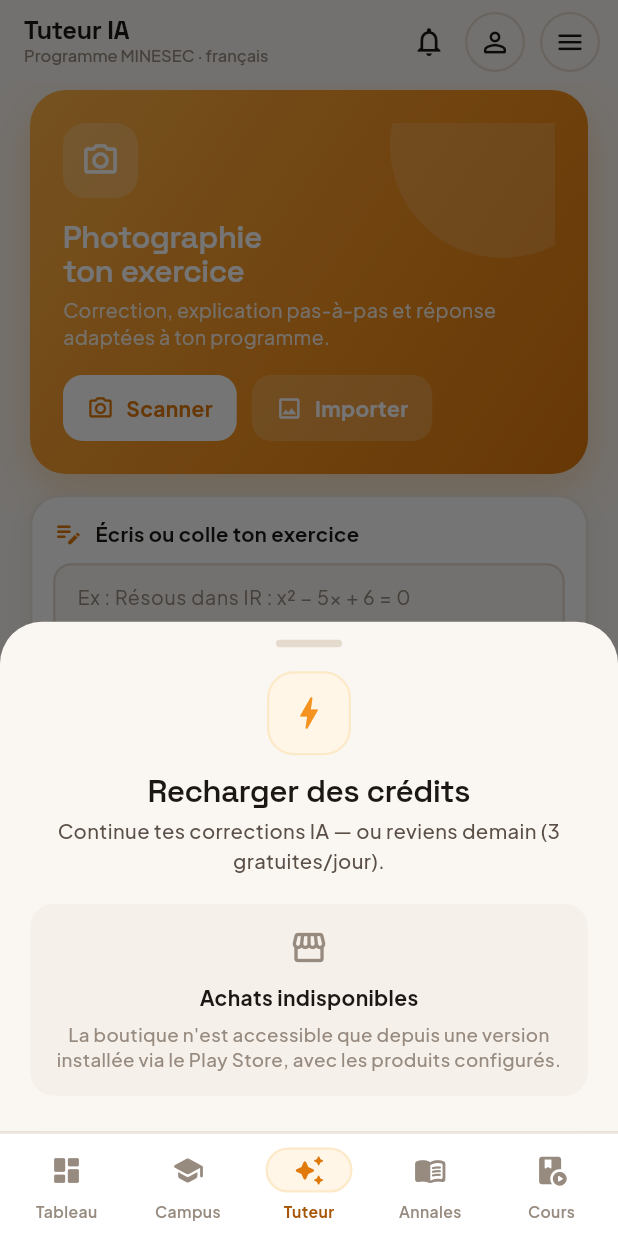
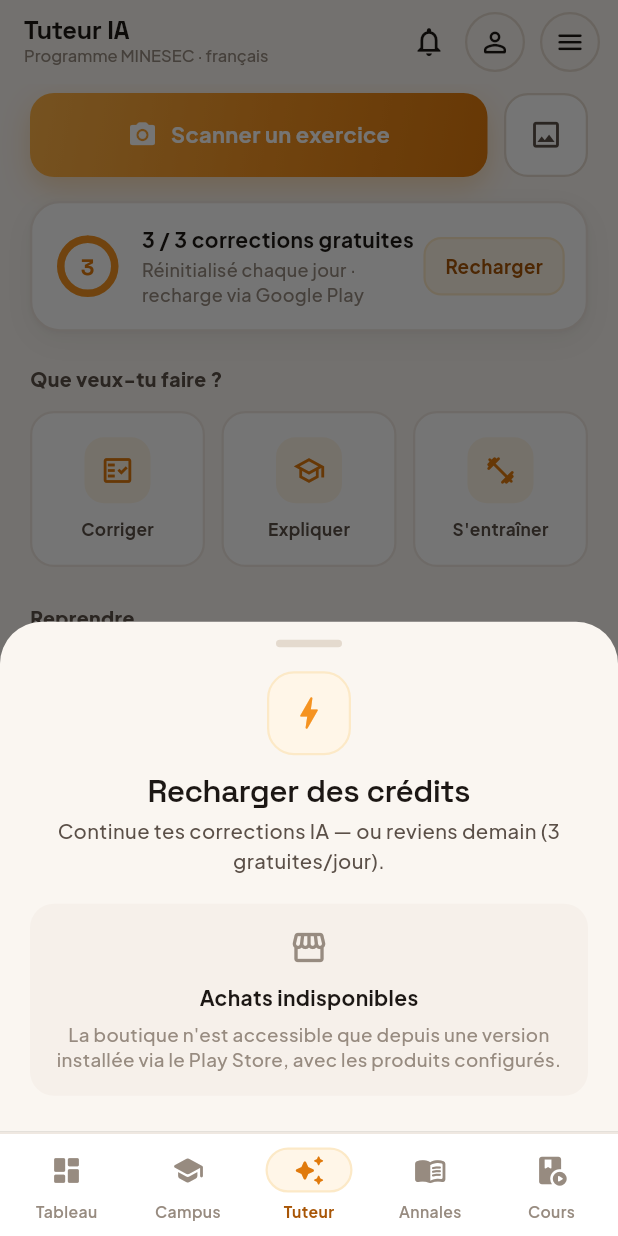
Before and after one commit to ludagg/onbuch-v2, a Flutter app: the TutorHubScreen screen opened by its route, after a tap on "Recharger", on a phone screen of 412 x 824 dp. Run offline on Flutter 3.47's test engine with Material 3 defaults, Android fonts, the phone set to English and light mode, and no system bars; our stand-ins replace appwrite, firebase_core, firebase_messaging, fl_chart, go_router, google_fonts and 6 more; missing offline and left inert: gpt_markdown; accounts and stored records are empty; network calls fail.

Commit message:
Tuteur : refonte page principale en « tableau de bord » (wireframe option C)
- Hub réorganisé : bouton Scanner + import, carte quota proéminente, 3 modes
  (Corriger · Expliquer · S'entraîner), reprise des corrections récentes.
- 3 pages de modes dédiées :
  · Corriger : capture/import/texte → correction.
  · Expliquer : recherche d'une notion → cours clair du Tuteur.
  · S'entraîner : matière/chapitre/difficulté/nombre → exercices générés.
Tout réutilise le pipeline Tuteur existant. 100% Dart -> patchable.

(Caméra intégrée + rognage + PDF : tranche native suivante.)

```diff
--- a/lib/router/app_router.dart
+++ b/lib/router/app_router.dart
@@ -21,6 +21,7 @@ import '../screens/tutor/tutor_hub_screen.dart';
 import '../screens/tutor/tutor_camera_screen.dart';
 import '../screens/tutor/tutor_correction_screen.dart';
 import '../screens/tutor/tutor_similar_screen.dart';
+import '../screens/tutor/tutor_mode_screens.dart';
 import '../screens/profile/profile_screen.dart';
 import '../screens/news/article_detail_screen.dart';
 import '../screens/news/news_screen.dart';
@@ -160,6 +161,9 @@ final appRouter = GoRouter(
               },
             ),
             GoRoute(path: 'similar', builder: (_, __) => const TutorSimilarScreen()),
+            GoRoute(path: 'corriger', builder: (_, __) => const TutorCorrigerScreen()),
+            GoRoute(path: 'expliquer', builder: (_, __) => const TutorExpliquerScreen()),
+            GoRoute(path: 'entrainer', builder: (_, __) => const TutorEntrainerScreen()),
           ],
         ),
         GoRoute(path: '/cours', builder: (_, __) => const CoursScreen()),
--- a/lib/screens/tutor/tutor_hub_screen.dart
+++ b/lib/screens/tutor/tutor_hub_screen.dart
@@ -8,6 +8,9 @@ import '../../models/tutor_request.dart';
 import '../../services/tutor_service.dart';
 import '../../widgets/paywall_sheet.dart';
 
+/// Page principale du Tuteur — direction « Tableau de bord » (option C des
+/// wireframes) : scan + quota + 3 modes (Corriger · Expliquer · S'entraîner) +
+/// reprise des corrections récentes.
 class TutorHubScreen extends StatefulWidget {
   const TutorHubScreen({super.key});
 
@@ -18,8 +21,6 @@ class TutorHubScreen extends StatefulWidget {
 class _TutorHubScreenState extends State<TutorHubScreen> {
   final _service = TutorService();
   final _picker = ImagePicker();
-  final _textCtrl = TextEditingController();
-  String? _subject;
   bool _busy = false;
   late Future<List<TutorJob>> _recent = _service.recentJobs();
   TutorQuota? _quota;
@@ -35,20 +36,6 @@ class _TutorHubScreenState extends State<TutorHubScreen> {
     if (mounted) setState(() => _quota = q);
   }
 
-  static const _subjects = [
-    ('Maths', Color(0xFF2D6CDF), Color(0xFFE7EEFB)),
-    ('Physique', OC.good, OC.goodBg),
-    ('SVT', Color(0xFF0E9AA0), Color(0xFFE1F2F2)),
-    ('Philo', Color(0xFF7A5AE0), Color(0xFFEEE9FA)),
-    ('Français', Color(0xFFDB4F12), Color(0xFFFDEBE2)),
-  ];
-
-  @override
-  void dispose() {
-    _textCtrl.dispose();
-    super.dispose();
-  }
-
   Future<void> _open(TutorRequest req) async {
     await context.push('/tutor/correction', extra: req);
     if (mounted) {
@@ -57,11 +44,11 @@ class _TutorHubScreenState extends State<TutorHubScreen> {
     }
   }
 
-  /// Vérifie le quota côté client avant de lancer une correction (l'enforcement
-  /// réel est côté serveur). Réouverture d'un job = pas de consommation.
   bool _blockedByQuota() {
     if (_quota != null && !_quota!.canAsk) {
-      _showPaywall(context);
+      PaywallSheet.show(context).then((_) {
+        if (mounted) _loadQuota();
+      });
       return true;
     }
     return false;
@@ -80,24 +67,12 @@ class _TutorHubScreenState extends State<TutorHubScreen> {
       final bytes = await file.readAsBytes();
       if (!mounted) return;
       setState(() => _busy = false);
-      await _open(TutorRequest(image: bytes, subject: _subject));
+      await _open(TutorRequest(image: bytes));
     } catch (_) {
       if (!mounted) return;
       setState(() => _busy = false);
       _toast('Impossible d\'ouvrir la caméra/galerie.');
     }
-  }
-
-  void _askText() {
-    final text = _textCtrl.text.trim();
-    if (text.isEmpty) {
-      _toast('Écris ton exercice d\'abord.');
-      return;
-    }
-    if (_blockedByQuota()) return;
-    FocusScope.of(context).unfocus();
-    _textCtrl.clear();
-    _open(TutorRequest(question: text, subject: _subject));
   }
 
   void _toast(String msg) {
@@ -124,113 +99,67 @@ class _TutorHubScreenState extends State<TutorHubScreen> {
         actions: obTopActions(context),
       ),
       body: SingleChildScrollView(
-        padding: const EdgeInsets.fromLTRB(20, 4, 20, 24),
+        padding: const EdgeInsets.fromLTRB(20, 6, 20, 24),
         child: Column(crossAxisAlignment: CrossAxisAlignment.start, children: [
-          // ── Hero : photographie ton exercice ──────────────────────────────
-          Container(
-            padding: const EdgeInsets.all(22),
-            decoration: BoxDecoration(
-              gradient: OC.grad,
-              borderRadius: BorderRadius.circular(24),
-              boxShadow: [BoxShadow(color: OC.o500.withValues(alpha: 0.30), blurRadius: 26, offset: const Offset(0, 10))],
-            ),
-            child: Stack(children: [
-              Positioned(top: -60, right: -40, child: Container(
-                width: 150, height: 150,
-                decoration: BoxDecoration(color: Colors.white.withValues(alpha: 0.14), shape: BoxShape.circle),
-              )),
-              Column(crossAxisAlignment: CrossAxisAlignment.start, children: [
-                Container(
-                  width: 50, height: 50,
-                  decoration: BoxDecoration(color: Colors.white.withValues(alpha: 0.2), borderRadius: BorderRadius.circular(15)),
-                  child: _busy
-                      ? const Padding(padding: EdgeInsets.all(13),
-                          child: CircularProgressIndicator(strokeWidth: 2.5, color: Colors.white))
-                      : const Icon(Icons.camera_alt_outlined, color: Colors.white, size: 26),
-                ),
-                const SizedBox(height: 14),
-                Text('Photographie\nton exercice', style: display(21, weight: FontWeight.w600, color: Colors.white).copyWith(height: 1.1)),
-                const SizedBox(height: 6),
-                Text('Correction, explication pas-à-pas et réponse adaptées à ton programme.',
-                    style: body(13, color: Colors.white.withValues(alpha: 0.9)).copyWith(height: 1.4)),
-                const SizedBox(height: 16),
-                Row(children: [
-                  _heroBtn('Scanner', Icons.camera_alt_outlined, true, () => _pickImage(ImageSource.camera)),
-                  const SizedBox(width: 10),
-                  _heroBtn('Importer', Icons.image_outlined, false, () => _pickImage(ImageSource.gallery)),
-                ]),
-              ]),
-            ]),
-          ),
-          const SizedBox(height: 14),
-
-          // ── Saisie texte (nouvelle fonctionnalité) ────────────────────────
-          OBCard(
-            child: Column(crossAxisAlignment: CrossAxisAlignment.start, children: [
-              Row(children: [
-                const Icon(Icons.edit_note_rounded, size: 20, color: OC.o600),
-                const SizedBox(width: 8),
-                Text('Écris ou colle ton exercice', style: body(13.5, weight: FontWeight.w700)),
-              ]),
-              const SizedBox(height: 10),
-              TextField(
-                controller: _textCtrl,
-                maxLines: 4,
-                minLines: 2,
-                textInputAction: TextInputAction.newline,
-                style: body(13.5, color: OC.ink),
-                decoration: InputDecoration(
-                  hintText: 'Ex : Résous dans IR : x² − 5x + 6 = 0',
-                  hintStyle: body(13, color: OC.muted),
-                  filled: true,
-                  fillColor: OC.bg,
-                  contentPadding: const EdgeInsets.all(12),
-                  border: OutlineInputBorder(borderRadius: BorderRadius.circular(12), borderSide: const BorderSide(color: OC.line2, width: 1.5)),
-                  enabledBorder: OutlineInputBorder(borderRadius: BorderRadius.circular(12), borderSide: const BorderSide(color: OC.line2, width: 1.5)),
-                  focusedBorder: OutlineInputBorder(borderRadius: BorderRadius.circular(12), borderSide: const BorderSide(color: OC.o500, width: 2)),
+          // ── Scan (action primaire) ────────────────────────────────────────
+          Row(children: [
+            Expanded(
+              flex: 2,
+              child: GestureDetector(
+                onTap: () => _pickImage(ImageSource.camera),
+                child: Container(
+                  height: 56,
+                  decoration: BoxDecoration(
+                    gradient: OC.grad,
+                    borderRadius: BorderRadius.circular(16),
+                    boxShadow: [BoxShadow(color: OC.o500.withValues(alpha: 0.30), blurRadius: 16, offset: const Offset(0, 7))],
+                  ),
+                  child: Center(
+                    child: _busy
+                        ? const SizedBox(width: 22, height: 22, child: CircularProgressIndicator(strokeWidth: 2.5, color: Colors.white))
+                        : Row(mainAxisAlignment: MainAxisAlignment.center, children: [
+                            const Icon(Icons.camera_alt_rounded, color: Colors.white, size: 20),
+                            const SizedBox(width: 9),
+                            Text('Scanner un exercice', style: body(14.5, weight: FontWeight.w700, color: Colors.white)),
+                          ]),
+                  ),
                 ),
               ),
-              const SizedBox(height: 10),
-              GestureDetector(
-                onTap: _askText,
-                child: Container(
-                  width: double.infinity, height: 46,
-                  decoration: BoxDecoration(gradient: OC.grad, borderRadius: BorderRadius.circular(12)),
-                  child: Row(mainAxisAlignment: MainAxisAlignment.center, children: [
-                    const Icon(Icons.auto_awesome_rounded, color: Colors.white, size: 18),
-                    const SizedBox(width: 8),
-                    Text('Corriger ce texte', style: body(13.5, weight: FontWeight.w700, color: Colors.white)),
-                  ]),
+            ),
+            const SizedBox(width: 11),
+            GestureDetector(
+              onTap: () => _pickImage(ImageSource.gallery),
+              child: Container(
+                width: 56, height: 56,
+                decoration: BoxDecoration(
+                  color: OC.paper,
+                  borderRadius: BorderRadius.circular(16),
+                  border: Border.all(color: OC.line2, width: 1.5),
                 ),
+                child: const Icon(Icons.image_outlined, color: OC.ink2, size: 23),
               ),
-            ]),
-          ),
+            ),
+          ]),
           const SizedBox(height: 16),
 
-          // ── Quota (réel) ───────────────────────────────────────────────────
+          // ── Quota ─────────────────────────────────────────────────────────
           _quotaCard(),
-          const SizedBox(height: 16),
+          const SizedBox(height: 22),
 
-          // ── Matières (contexte) ────────────────────────────────────────────
-          Text('Matière (optionnel)', style: body(13, weight: FontWeight.w800, color: OC.ink2)),
-          const SizedBox(height: 10),
-          SingleChildScrollView(
-            scrollDirection: Axis.horizontal,
-            child: Row(children: [
-              for (final s in _subjects) ...[
-                _SubjectChip(
-                  label: s.$1, c: s.$2, bg: s.$3,
-                  selected: _subject == s.$1,
-                  onTap: () => setState(() => _subject = _subject == s.$1 ? null : s.$1),
-                ),
-                const SizedBox(width: 9),
-              ],
-            ]),
-          ),
-          const SizedBox(height: 18),
+          // ── Modes ─────────────────────────────────────────────────────────
+          Text('Que veux-tu faire ?', style: body(13, weight: FontWeight.w800, color: OC.ink2)),
+          const SizedBox(height: 12),
+          Row(children: [
+            _mode('Corriger', Icons.fact_check_outlined, () => context.push('/tutor/corriger')),
+            const SizedBox(width: 11),
+            _mode('Expliquer', Icons.school_outlined, () => context.push('/tutor/expliquer')),
+            const SizedBox(width: 11),
+            _mode('S\'entraîner', Icons.fitness_center_rounded, () => context.push('/tutor/entrainer')),
+          ]),
+          const SizedBox(height: 24),
 
-          // ── Corrections récentes (dynamiques) ──────────────────────────────
-          Text('Corrections récentes', style: body(13, weight: FontWeight.w800, color: OC.ink2)),
+          // ── Reprendre ─────────────────────────────────────────────────────
+          Text('Reprendre', style: body(13, weight: FontWeight.w800, color: OC.ink2)),
           const SizedBox(height: 10),
           FutureBuilder<List<TutorJob>>(
             future: _recent,
@@ -266,6 +195,33 @@ class _TutorHubScreenState extends State<TutorHubScreen> {
     );
   }
 
+  Widget _mode(String label, IconData icon, VoidCallback onTap) {
+    return Expanded(
+      child: GestureDetector(
+        behavior: HitTestBehavior.opaque,
+        onTap: onTap,
+        child: Container(
+          padding: const EdgeInsets.symmetric(vertical: 16, horizontal: 6),
+          decoration: BoxDecoration(
+            color: OC.paper,
+            borderRadius: BorderRadius.circular(16),
+            border: Border.all(color: OC.line, width: 1.5),
+          ),
+          child: Column(children: [
+            Container(
+              width: 44, height: 44,
+              decoration: BoxDecoration(color: OC.o50, borderRadius: BorderRadius.circular(13)),
+              child: Icon(icon, size: 22, color: OC.o600),
+            ),
+            const SizedBox(height: 9),
+            Text(label, maxLines: 1, overflow: TextOverflow.ellipsis,
+                style: body(11.5, weight: FontWeight.w700, color: OC.ink2)),
+          ]),
+        ),
+      ),
+    );
+  }
+
   Widget _quotaCard() {
     final q = _quota;
     final remaining = q?.freeRemaining ?? AIConfig.freeDaily;
@@ -288,11 +244,11 @@ class _TutorHubScreenState extends State<TutorHubScreen> {
         Expanded(child: Column(crossAxisAlignment: CrossAxisAlignment.start, children: [
           Text('$remaining / ${AIConfig.freeDaily} corrections gratuites', style: body(14, weight: FontWeight.w700)),
           const SizedBox(height: 2),
-          Text(credits > 0 ? 'Réinitialisé chaque jour · $credits crédits' : 'Réinitialisé chaque jour · crédits dès 100 F',
+          Text(credits > 0 ? 'Réinitialisé chaque jour · $credits crédits' : 'Réinitialisé chaque jour · recharge via Google Play',
               style: body(12, color: OC.muted, weight: FontWeight.w500)),
         ])),
         GestureDetector(
-          onTap: () => _showPaywall(context),
+          onTap: () => PaywallSheet.show(context).then((_) { if (mounted) _loadQuota(); }),
           child: Container(
             padding: const EdgeInsets.symmetric(horizontal: 13, vertical: 9),
             decoration: BoxDecoration(
@@ -332,49 +288,4 @@ class _TutorHubScreenState extends State<TutorHubScreen> {
       ),
     );
   }
-
-  Widget _heroBtn(String label, IconData icon, bool filled, VoidCallback onTap) {
-    return GestureDetector(
-      onTap: onTap,
-      child: Container(
-        padding: const EdgeInsets.symmetric(horizontal: 16, vertical: 12),
-        decoration: BoxDecoration(
-          color: filled ? Colors.white : Colors.white.withValues(alpha: 0.18),
-          borderRadius: BorderRadius.circular(13),
-        ),
-        child: Row(children: [
-          Icon(icon, color: filled ? OC.o600 : Colors.white, size: 18),
-          const SizedBox(width: 8),
-          Text(label, style: body(14, weight: FontWeight.w700, color: filled ? OC.o600 : Colors.white)),
-        ]),
-      ),
-    );
-  }
-
-  void _showPaywall(BuildContext context) => PaywallSheet.show(context);
 }
-
-class _SubjectChip extends StatelessWidget {
-  final String label;
-  final Color c, bg;
-  final bool selected;
-  final VoidCallback onTap;
-  const _SubjectChip({required this.label, required this.c, required this.bg, required this.selected, required this.onTap});
-
-  @override
-  Widget build(BuildContext context) => GestureDetector(
-        onTap: onTap,
-        child: Container(
-          padding: const EdgeInsets.symmetric(horizontal: 13, vertical: 9),
-          decoration: BoxDecoration(
-            color: bg,
-            borderRadius: BorderRadius.circular(12),
-            border: Border.all(color: selected ? c : Colors.transparent, width: 1.8),
-          ),
-          child: Row(mainAxisSize: MainAxisSize.min, children: [
-            if (selected) ...[Icon(Icons.check_rounded, size: 14, color: c), const SizedBox(width: 5)],
-            Text(label, style: body(13, weight: FontWeight.w700, color: c)),
-          ]),
-        ),
-      );
-}
```
Also changed, not shown: lib/screens/tutor/tutor_mode_screens.dart (added, +405 -0 lines).
